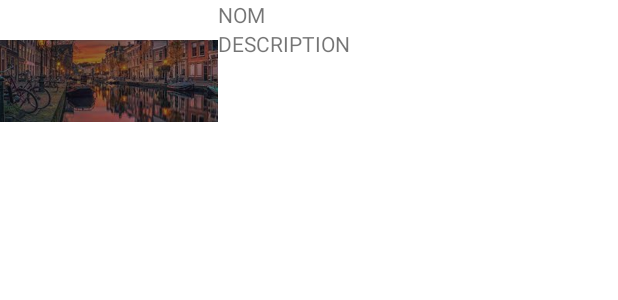
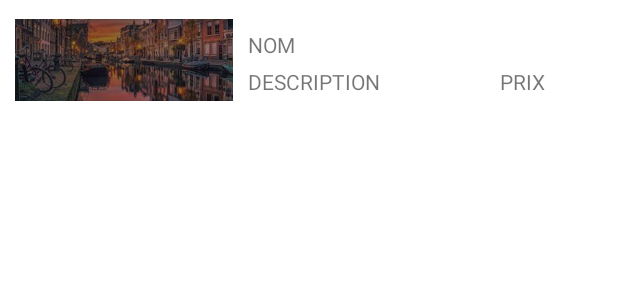
Before and after one commit to Aimene27/CityActivity, an Android app: the layout template_item.xml on its own in the app's theme, with its tools: preview values and no code run, on a phone screen of 412 x 824 dp. Shown: the top 300 px of the screen. Run offline under Robolectric (Android 15) with nearby library versions, the light colour scheme and no system bars.

Commit message:
page liste activité en cours

```diff
--- a/app/src/main/res/layout/template_item.xml
+++ b/app/src/main/res/layout/template_item.xml
@@ -1,5 +1,6 @@
 <?xml version="1.0" encoding="utf-8"?>
 <LinearLayout xmlns:android="http://schemas.android.com/apk/res/android"
+    android:layout_margin="10dp"
     android:orientation="horizontal"
     android:layout_width="match_parent"
     android:layout_height="match_parent">
@@ -7,10 +8,11 @@
     <ImageView
         android:id="@+id/image_activity"
         android:layout_width="145dp"
-        android:layout_height="108dp"
+        android:layout_height="60dp"
         android:src="@drawable/amsterdam" />
 
     <RelativeLayout
+        android:layout_margin="10dp"
         android:layout_width="match_parent"
         android:layout_height="wrap_content">
 
@@ -18,22 +20,25 @@
             android:id="@+id/nom_activity"
             android:layout_width="wrap_content"
             android:layout_height="wrap_content"
-            android:text="@string/nom_default_activity"/>
+            android:text="@string/nom_default_activity" />
 
         <TextView
             android:id="@+id/desc_activity"
+            android:layout_marginTop="5dp"
             android:layout_width="wrap_content"
             android:layout_height="wrap_content"
-            android:text="DESCRIPTION"
-            android:layout_below="@id/nom_activity"/>
+            android:layout_below="@id/nom_activity"
+            android:text="DESCRIPTION" />
 
         <TextView
             android:id="@+id/prix_activity"
+            android:layout_marginTop="5dp"
             android:layout_width="wrap_content"
             android:layout_height="wrap_content"
-            android:text="PRIX"
-            android:layout_alignEnd="@id/desc_activity"
-            android:layout_toRightOf="@id/desc_activity"/>
+            android:layout_below="@id/nom_activity"
+            android:layout_marginLeft="80dp"
+            android:layout_toRightOf="@id/desc_activity"
+            android:text="PRIX" />
 
     </RelativeLayout>
 
```
Also changed, not shown: app/src/main/java/com/example/helloworld/Listactivity.java (+14 -0 lines), app/src/main/java/com/example/helloworld/constructeurlist.java (added, +20 -0 lines).
